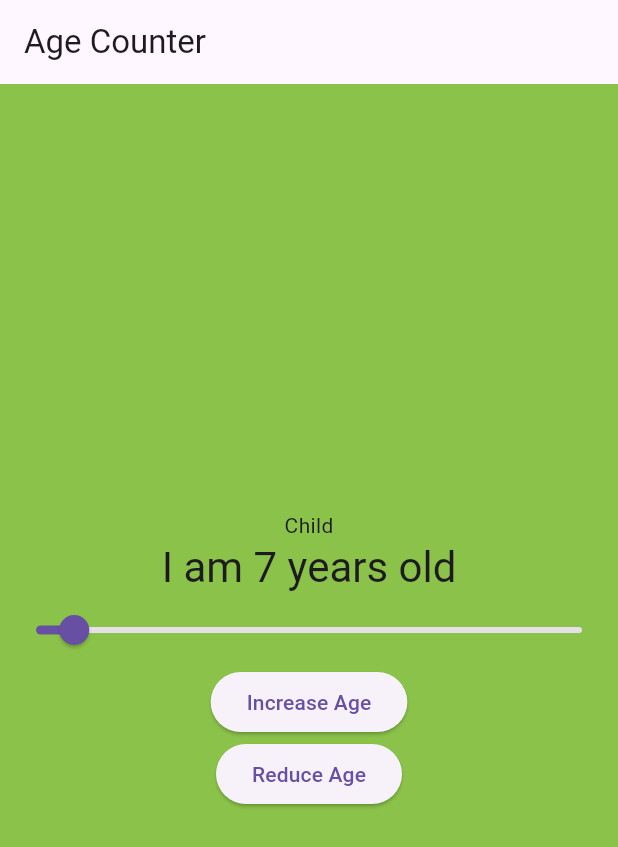
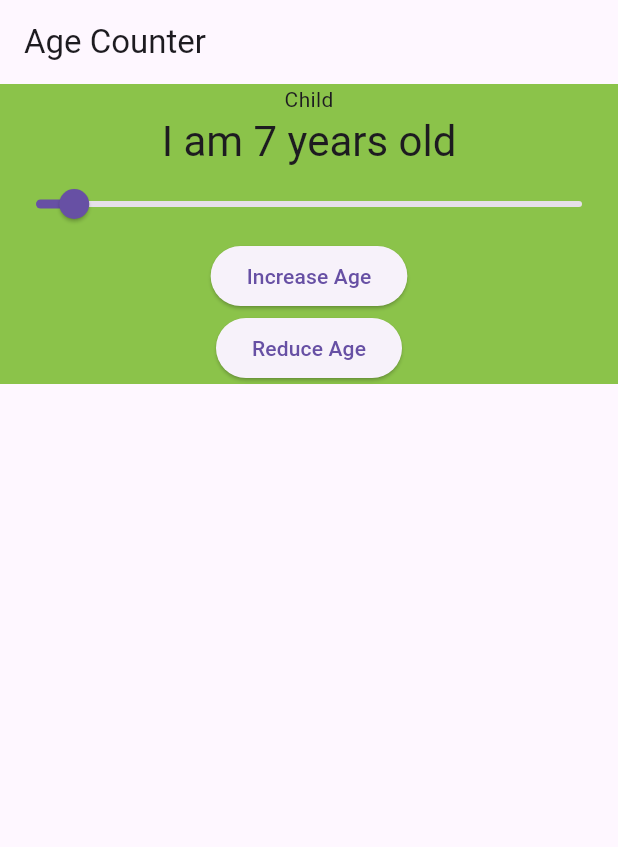
Before and after one commit to aladebrian/MobileIC6, a Flutter app: the screen it shows after launch, after a tap on "Increase Age", after a tap on "Reduce Age", on a phone screen of 412 x 824 dp. Shown: the top 847 px of the screen. Run offline on Flutter 3.47's test engine with Material 3 defaults, Android fonts, the phone set to English and light mode, and no system bars; missing offline and left inert: window_size.

Commit message:
background color

```diff
--- a/lib/main.dart
+++ b/lib/main.dart
@@ -51,12 +51,12 @@ void setupWindow() {
 class Counter with ChangeNotifier {
   int value = 7;
   void increment() {
-    value += 1;
+    value = min(100, value + 1);
     notifyListeners();
   }
 
   void decrement() {
-    value -= 1;
+    value = max(0, value - 1);
     notifyListeners();
   }
 
@@ -114,8 +114,12 @@ class MyHomePage extends StatelessWidget {
     return Scaffold(
       appBar: AppBar(title: const Text('Age Counter')),
       body: Center(
-        child: Container(
-          color: colors[index(context.read<Counter>().value)],
+        child: Consumer<Counter>(
+          builder: (context, counter, child) {
+            return Column(
+              children: [
+                Container(
+                  color: colors[index(counter.value)],
                   child: Column(
                     mainAxisAlignment: MainAxisAlignment.center,
                     children: [
@@ -123,21 +127,13 @@ class MyHomePage extends StatelessWidget {
                       // and retrieves its model (Counter, in this case).
                       // Then it uses that model to build widgets, and will trigger
                       // rebuilds if the model is updated.
-              Consumer<Counter>(
-                builder:
-                    (context, counter, child) =>
                       Text(milestones[index(counter.value)]),
-              ),
-              Consumer<Counter>(
-                builder:
-                    (context, counter, child) => Text(
+                      Text(
                         'I am ${counter.value} years old',
                         style: Theme.of(context).textTheme.headlineMedium,
                       ),
-              ),
-              Consumer<Counter>(
-                builder:
-                    (context, counter, child) => Slider(
+
+                      Slider(
                         value: counter.value.toDouble(),
                         min: 0.0,
                         max: 100.0,
@@ -145,17 +141,14 @@ class MyHomePage extends StatelessWidget {
                           counter.setValue(value.toInt());
                         },
                       ),
-              ),
                       ElevatedButton(
                         onPressed: () {
-                  var counter = context.read<Counter>();
                           counter.increment();
                         },
                         child: Text("Increase Age"),
                       ),
                       ElevatedButton(
                         onPressed: () {
-                  var counter = context.read<Counter>();
                           counter.decrement();
                         },
                         child: Text("Reduce Age"),
@@ -179,6 +172,10 @@ class MyHomePage extends StatelessWidget {
                     ],
                   ),
                 ),
+              ],
+            );
+          },
+        ),
       ),
     );
   }
```
Lines whose indentation alone changed are shown as unchanged.
